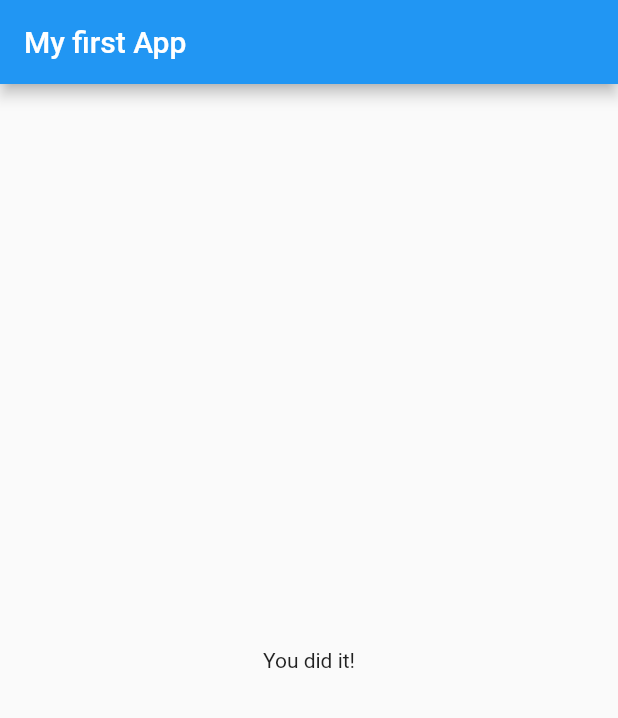
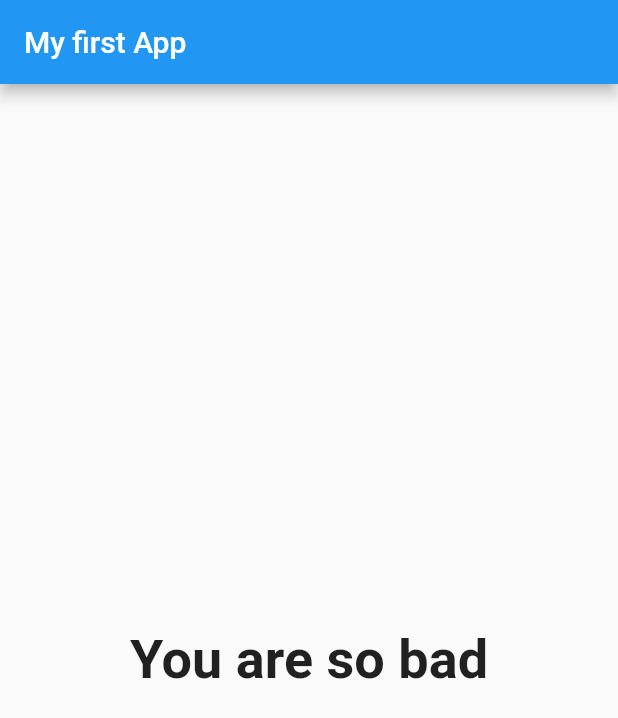
Before and after one commit to FerraroSoftware/Flutter1, a Flutter app: the screen it shows after launch, after a tap on "Black", after a tap on "Snake", after a tap on "Pasta", on a phone screen of 412 x 824 dp. Shown: the top 718 px of the screen. Run offline on Flutter 3.47's test engine with Material 2 defaults, Android fonts, the phone set to English and light mode, and no system bars.

Commit message:
getter for finishing finalscore and result

```diff
--- a/lib/main.dart
+++ b/lib/main.dart
@@ -95,7 +95,8 @@ class _MyAppState extends State<MyApp> {
                   questionIndex: _questionIndex,
                   questions: _questions,
                 )
-              : Result()),
+                // Forward total score to the result widget
+              : Result(_totalScore)),
     );
   }
 }
--- a/lib/result.dart
+++ b/lib/result.dart
@@ -1,10 +1,33 @@
 import 'package:flutter/material.dart';
 
 class Result extends StatelessWidget {
+  final int resultScore;
+
+  Result(this.resultScore);
+
+  // Getter
+  String get resultPhrase {
+    String resultText;
+    if (resultScore <= 8) {
+      resultText = 'You are awesome and innocent!';
+    } else if (resultScore <= 12) {
+      resultText = 'Pretty likeable!';
+    } else if (resultScore <= 16) {
+      resultText = 'You are ... strange?!';
+    } else {
+      resultText = 'You are so bad';
+    }
+
+    return resultText;
+  }
+
   @override
   Widget build(BuildContext context) {
     return Center(
-      child: Text('You did it!'),
-    );
+        child: Text(
+      resultPhrase,
+      style: TextStyle(fontSize: 36, fontWeight: FontWeight.bold),
+      textAlign: TextAlign.center,
+    ));
   }
 }
```
